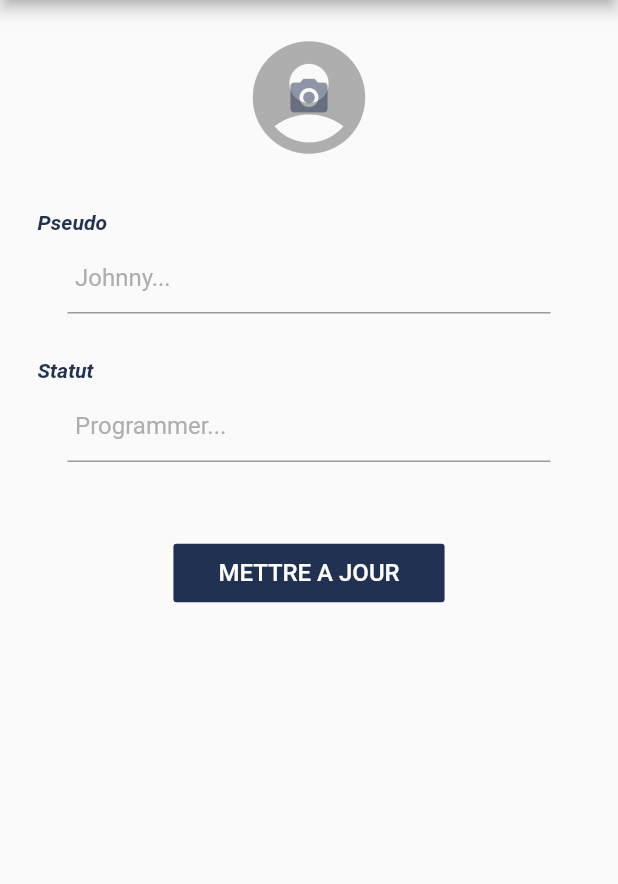
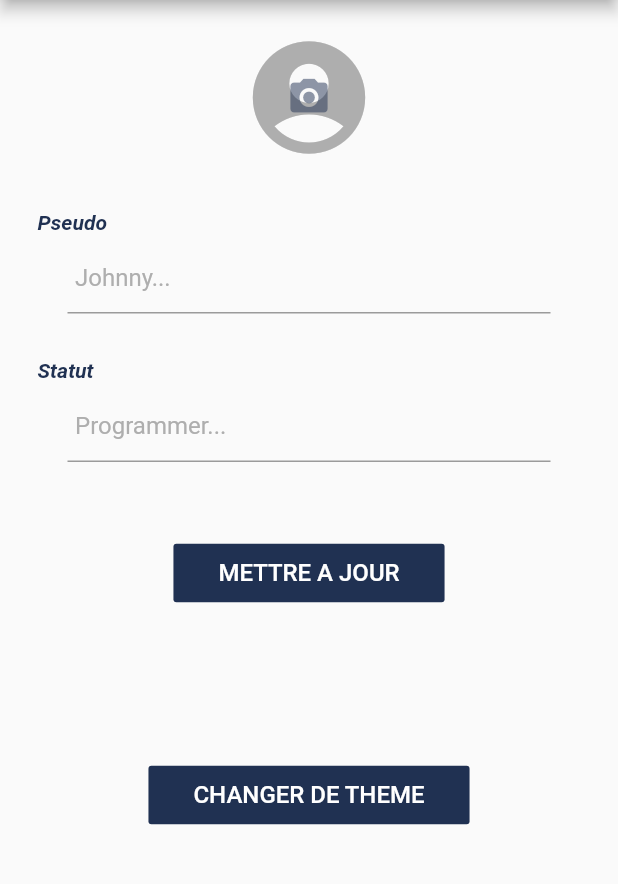
Before and after one commit to stanfrbd/Komeet_perso, a Flutter app: the Settings screen opened directly, on a phone screen of 412 x 824 dp, the part 84-968 px from its top. Run offline on Flutter 3.47's test engine with Material 2 defaults, Android fonts, the phone set to English and light mode, and no system bars; our stand-ins replace cached_network_image, cloud_firestore, firebase_auth, firebase_storage, flutter_colorpicker, fluttertoast and 3 more; accounts and stored records are empty.

Commit message:
added colorpicker to change theme

```diff
--- a/lib/const.dart
+++ b/lib/const.dart
@@ -1,7 +1,7 @@
 import 'dart:ui';
 import 'package:flutter/material.dart';
 
-final themeColor = Colors.grey;//Color(0xff7289da);//Color(0xfff5a623);
+var themeColor = Colors.grey;//Color(0xff7289da);//Color(0xfff5a623);
 final primaryColor = Color(0xff203152);
 final greyColor = Color(0xffaeaeae);
 final greyColor2 = Color(0xffE8E8E8);
--- a/lib/login.dart
+++ b/lib/login.dart
@@ -12,6 +12,7 @@ import 'package:shared_preferences/shared_preferences.dart';
 // il va falloir utiliser les bons login etc.
 
 class MyApp extends StatelessWidget {
+  final themeColor = Colors.grey;
   @override
   Widget build(BuildContext context) {
     return MaterialApp(
@@ -29,12 +30,14 @@ class LoginScreen extends StatefulWidget {
   LoginScreen({Key key, this.title}) : super(key: key);
 
   final String title;
+  final themeColor = Colors.grey;
 
   @override
   LoginScreenState createState() => LoginScreenState();
 }
 
 class LoginScreenState extends State<LoginScreen> {
+
   final GoogleSignIn googleSignIn = GoogleSignIn(); // déclaration d'un nouveau client google
   final FirebaseAuth firebaseAuth = FirebaseAuth.instance; // nouvelle instance de firebase auth
   SharedPreferences prefs;
@@ -161,6 +164,7 @@ class LoginScreenState extends State<LoginScreen> {
 
             // Loading
             Positioned(
+
               child: isLoading // if true
                   ? Container(
                       child: Center(
--- a/lib/settings.dart
+++ b/lib/settings.dart
@@ -6,9 +6,13 @@ import 'package:cloud_firestore/cloud_firestore.dart';
 import 'package:firebase_storage/firebase_storage.dart';
 import 'package:flutter/material.dart';
 import 'package:flutter_app_komeet/const.dart';
+import 'package:flutter_app_komeet/main.dart';
 import 'package:fluttertoast/fluttertoast.dart';
 import 'package:image_picker/image_picker.dart';
 import 'package:shared_preferences/shared_preferences.dart';
+
+// Color picker
+import 'package:flutter_colorpicker/block_picker.dart';
 
 class Settings extends StatelessWidget {
   @override
@@ -23,6 +27,7 @@ class Settings extends StatelessWidget {
       ),
       body: new SettingsScreen(),
     );
+
   }
 }
 
@@ -47,6 +52,25 @@ class SettingsScreenState extends State<SettingsScreen> {
 
   final FocusNode focusNodeNickname = new FocusNode();
   final FocusNode focusNodeAboutMe = new FocusNode();
+
+  //color picker
+
+  Color currentColor = Colors.grey;
+
+  void changeColor(Color color) { // not working at the moment
+    setState(() => currentColor = color);
+    themeColor = currentColor;
+    //Navigator.push(context, MaterialPageRoute(builder: (context) => Settings()));
+    setState(() {
+      Navigator.push(
+        context,
+        MaterialPageRoute(builder: (context) {
+          return MainScreen(currentUserId: id);
+        }),
+      );
+    },
+    );
+  }
 
   @override
   void initState() {
@@ -153,6 +177,27 @@ class SettingsScreenState extends State<SettingsScreen> {
 
       Fluttertoast.showToast(msg: err.toString());
     });
+  }
+
+  void handleChangeTheme() {
+    focusNodeNickname.unfocus();
+    focusNodeAboutMe.unfocus();
+
+    // launch theme changer...
+    showDialog(
+      context: context,
+      builder: (BuildContext context) {
+        return AlertDialog(
+          title: Text('Choisissez une couleur'),
+          content: SingleChildScrollView(
+            child: BlockPicker(
+              pickerColor: currentColor,
+              onColorChanged: changeColor,
+            ),
+          ),
+        );
+      },
+    );
   }
 
   @override
@@ -297,6 +342,22 @@ class SettingsScreenState extends State<SettingsScreen> {
                 ),
                 margin: EdgeInsets.only(top: 50.0, bottom: 50.0),
               ),
+
+              Container(
+                child: FlatButton(
+                  onPressed: handleChangeTheme,
+                  child: Text(
+                    'CHANGER DE THEME',
+                    style: TextStyle(fontSize: 16.0),
+                  ),
+                  color: primaryColor,
+                  highlightColor: new Color(0xff8d93a0),
+                  splashColor: Colors.transparent,
+                  textColor: Colors.white,
+                  padding: EdgeInsets.fromLTRB(30.0, 10.0, 30.0, 10.0),
+                ),
+                margin: EdgeInsets.only(top: 50.0, bottom: 50.0),
+              ),
             ],
           ),
           padding: EdgeInsets.only(left: 15.0, right: 15.0),
--- a/pubspec.yaml
+++ b/pubspec.yaml
@@ -30,6 +30,7 @@ dependencies:
   firebase_storage: 1.0.4
   cached_network_image: ^0.7.0
   intl: ^0.15.7
+  flutter_colorpicker: any
 
 dev_dependencies:
   flutter_test:
```
Also changed, not shown: pubspec.lock.
